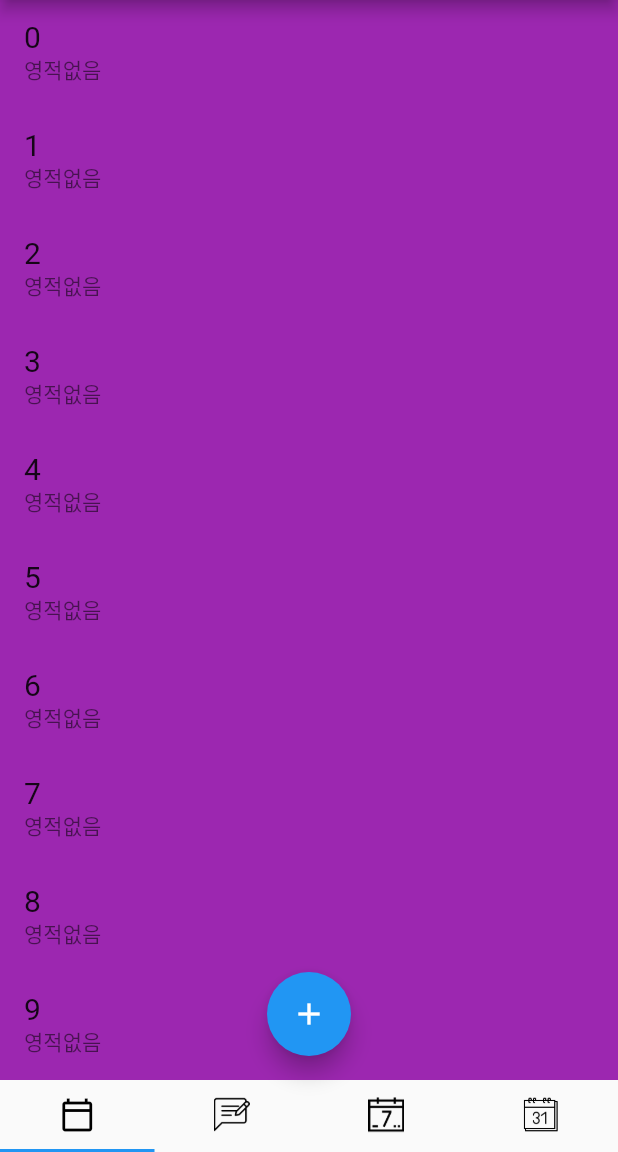
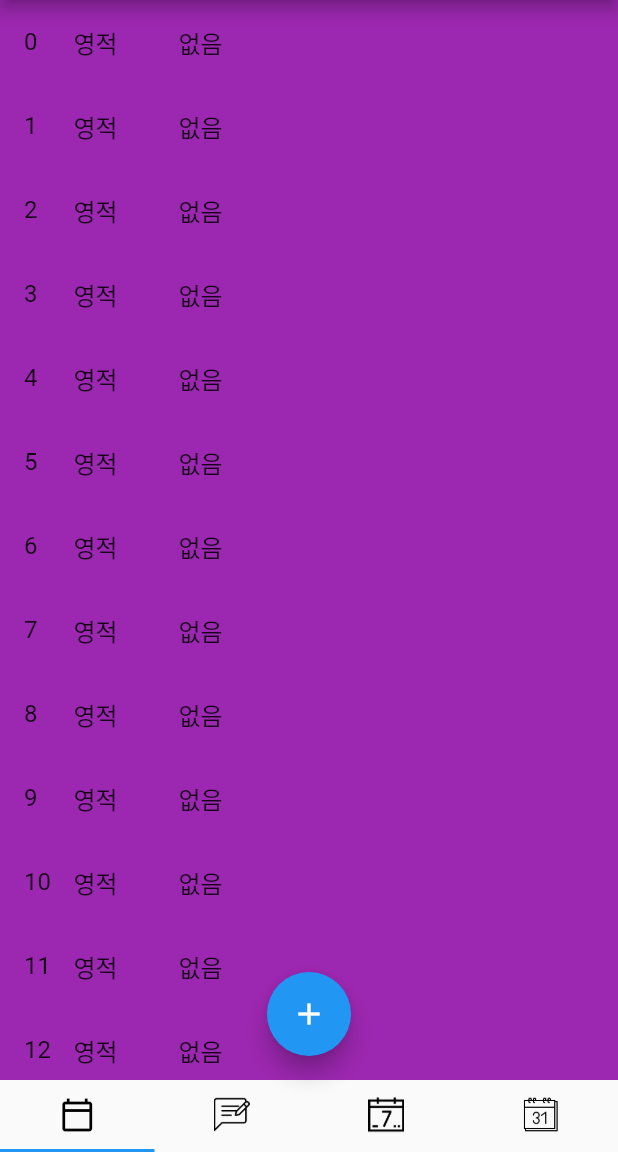
Before and after one commit to dionysus11-source/schedule-app-2021, a Flutter app: the screen it shows after launch, on a phone screen of 412 x 824 dp, the part 84-1236 px from its top. Run offline on Flutter 3.47's test engine with Material 2 defaults, Android fonts, the phone set to English and light mode, and no system bars; our stand-ins replace sqflite; accounts and stored records are empty.

Commit message:
Edit Basic UI (ing)

```diff
--- a/lib/sub/dailyAddPage.dart
+++ b/lib/sub/dailyAddPage.dart
@@ -47,18 +47,42 @@ class _DailyAddAppState extends State<DailyAddApp> {
                     itemBuilder: (context, index) {
                       Plan plan = snapshot.data[index];
                       return ListTile(
-                        title: Text(
+                        title: Container(
+                          child: Row(
+                            children: <Widget>[
+                              SizedBox(
+                                width: 18,
+                                child: Text(plan.time.toString()),
+                              ),
+                              SizedBox(
+                                width: 15,
+                              ),
+                              SizedBox(
+                                width: 50,
+                                child: Text(plan.category),
+                              ),
+                              SizedBox(
+                                width: 20,
+                              ),
+                              SizedBox(
+                                width: 100,
+                                child: Text(plan.title),
+                              ),
+                            ],
+                          ),
+                        ),
+                        /*Text(
                           plan.time.toString(),
                           style: TextStyle(fontSize: 20),
-                        ),
-                        subtitle: Container(
+                        ),*/
+                        /*subtitle: Container(
                           child: Row(
                             children: <Widget>[
                               Text(plan.category),
                               Text(plan.title),
                             ],
                           ),
-                        ),
+                        ),*/
                         tileColor: categoryColor[plan.category],
                         onLongPress: () async {
                           Plan result = await showDialog(
```
